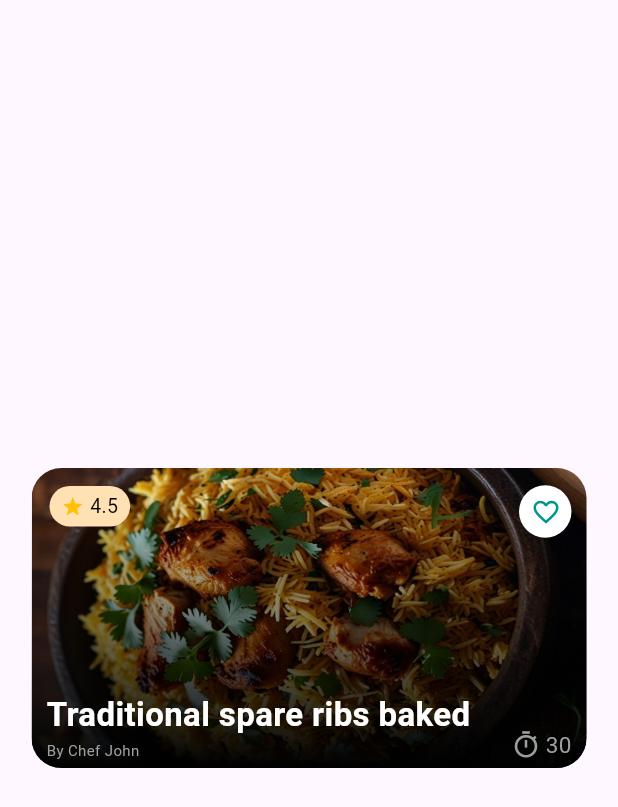
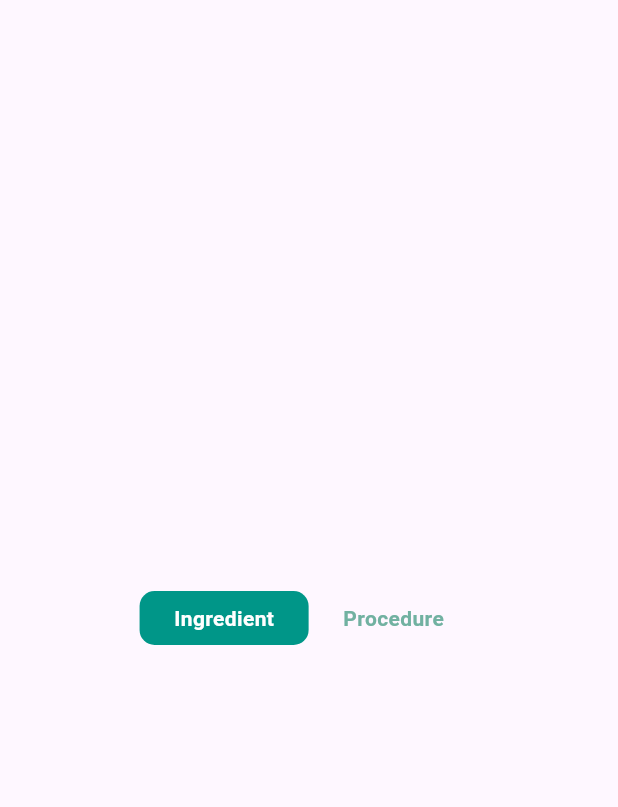
Before and after one commit to hannaabdou/Recipe-Book-App, a Flutter app: the screen it shows after launch, on a phone screen of 412 x 824 dp. Shown: the top 807 px of the screen. Run offline on Flutter 3.47's test engine with Material 3 defaults, Android fonts, the light colour scheme and no system bars.

Commit message:
End Update 'Abdelsatar'

```diff
--- a/lib/screens/HomePage.dart
+++ b/lib/screens/HomePage.dart
@@ -1,27 +1,19 @@
 import 'package:flutter/material.dart';
 
-import '../widgets/CustomButton.dart';
-import '../widgets/CustomRecipeCard.dart';
-import '../widgets/CustomTextField.dart';
+import '../widgets/CustomFilter.dart';
 
 class HomePage extends StatelessWidget {
+  final List<String> filters = [
+    'Ingredient',
+    'Procedure',
+  ];
+
   @override
   Widget build(BuildContext context) {
     return Scaffold(
       body: Center(
-        child: Column(
-          mainAxisAlignment: MainAxisAlignment.center,
-          children: [
-            CustomRecipeCard(
-              title: 'Traditional spare ribs baked',
-              chefName: 'John',
-              cookingTime: '30',
-              rating: 4.5,
-              imageUrl: 'assets/IMG/Spicy Chicken Biryani.jpg',
-              onFavoritePressed: () {},
-              targetPage: () {},
-            )
-          ],
+        child: CustomFilter(
+          filters: filters,
         ),
       ),
     );
--- /dev/null
+++ b/lib/widgets/CustomFilter.dart
@@ -0,0 +1,61 @@
+import 'package:flutter/material.dart';
+
+class CustomFilter extends StatefulWidget {
+  final List<String> filters;
+
+  const CustomFilter({
+    Key? key,
+    required this.filters,
+  }) : super(key: key);
+
+  @override
+  _CustomFilterState createState() => _CustomFilterState();
+}
+
+class _CustomFilterState extends State<CustomFilter> {
+  int _selectedIndex = 0;
+
+  void _onFilterSelected(int index) {
+    setState(() {
+      _selectedIndex = index;
+    });
+  }
+
+  @override
+  Widget build(BuildContext context) {
+    return SingleChildScrollView(
+      scrollDirection: Axis.horizontal,
+      child: Row(
+        children: widget.filters.asMap().entries.map((entry) {
+          int index = entry.key;
+          String filter = entry.value;
+
+          return GestureDetector(
+            onTap: () => _onFilterSelected(index),
+            child: Container(
+              padding: const EdgeInsets.symmetric(horizontal: 16, vertical: 8),
+              decoration: BoxDecoration(
+                color:
+                    _selectedIndex == index ? Colors.teal : Colors.transparent,
+                borderRadius: BorderRadius.circular(10),
+              ),
+              child: Padding(
+                padding: const EdgeInsets.symmetric(horizontal: 7),
+                child: Text(
+                  filter,
+                  style: TextStyle(
+                    fontSize: 14,
+                    fontWeight: FontWeight.bold,
+                    color: _selectedIndex == index
+                        ? Colors.white
+                        : Color(0xFFFF71B1A1),
+                  ),
+                ),
+              ),
+            ),
+          );
+        }).toList(),
+      ),
+    );
+  }
+}
--- a/pubspec.yaml
+++ b/pubspec.yaml
@@ -60,7 +60,8 @@ flutter:
 
   # To add assets to your application, add an assets section, like this:
   assets:
-   - assets/IMG/
+   - assets/IMG/Ingredient Photos/
+   - assets/IMG/Recipe Photos/
 
   # An image asset can refer to one or more resolution-specific "variants", see
   # https://flutter.dev/to/resolution-aware-images
```
Also changed, not shown: lib/widgets/CustomIngridentCard.dart (added, +63 -0 lines), lib/widgets/CustomStepCard.dart (added, +45 -0 lines), assets/IMG/Ingredient Photos/Tomatoes.png (added), assets/IMG/Recipe Photos/Spicy Chicken Biryani.jpg (renamed from assets/IMG/Spicy Chicken Biryani.jpg).
